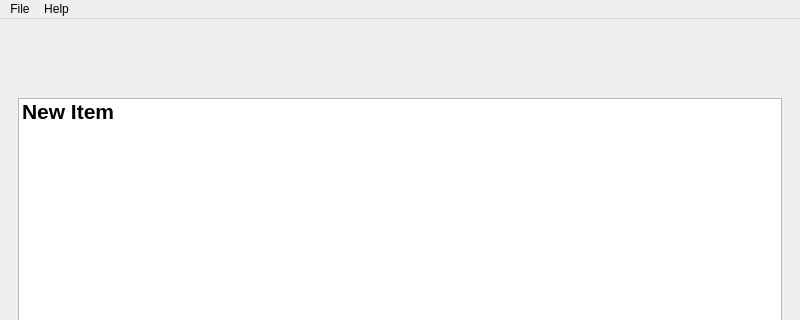
Above: ToDoListClient/todolist.ui from captain-moji/To_Do_List_Project before the change; both pictures show x 0 to 800 and y 0 to 320 of the 800 by 641 pixel window. Below: the same form after it.
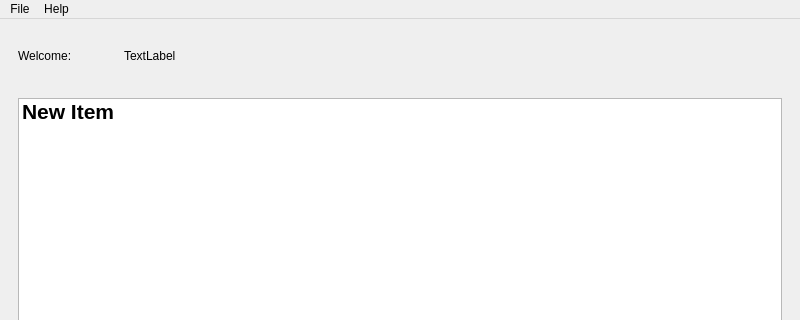
That is the form after the change.

Diff of the .ui file:
```diff
--- a/ToDoListClient/todolist.ui
+++ b/ToDoListClient/todolist.ui
@@ -29,6 +29,28 @@
         <height>50</height>
        </size>
       </property>
+      <layout class="QHBoxLayout" name="horizontalLayout_2">
+       <item>
+        <widget class="QLabel" name="Welcome_label">
+         <property name="maximumSize">
+          <size>
+           <width>100</width>
+           <height>16777215</height>
+          </size>
+         </property>
+         <property name="text">
+          <string>Welcome:</string>
+         </property>
+        </widget>
+       </item>
+       <item>
+        <widget class="QLabel" name="user_name_label">
+         <property name="text">
+          <string>TextLabel</string>
+         </property>
+        </widget>
+       </item>
+      </layout>
      </widget>
     </item>
     <item>
```
Left out of the diff: 2 changed lines with no effect on the pictures.
